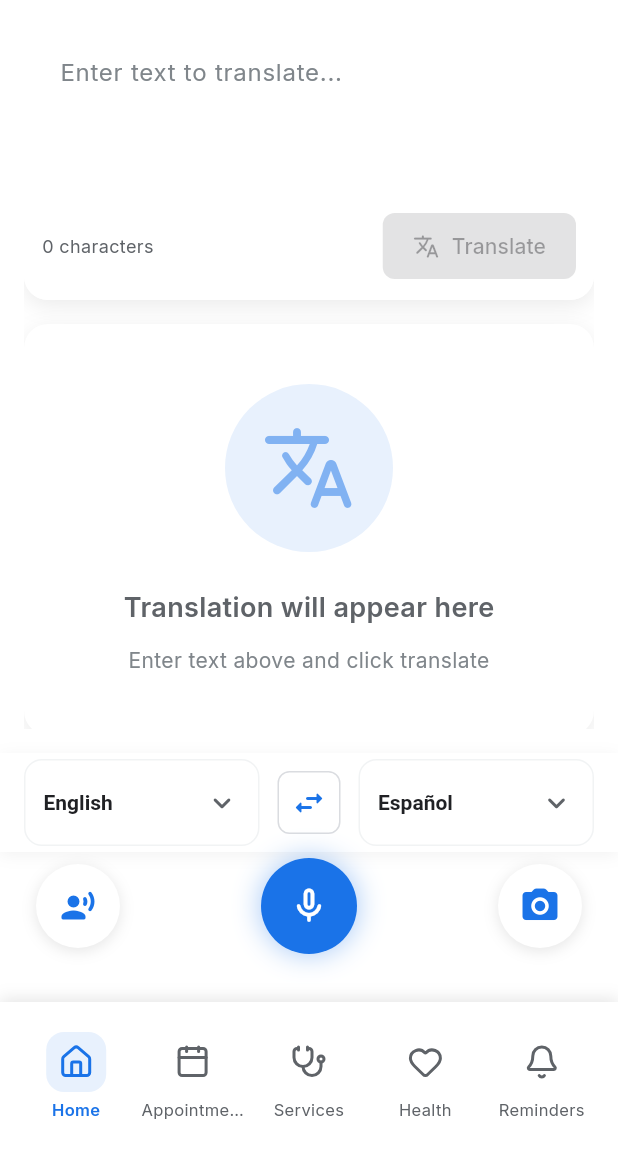
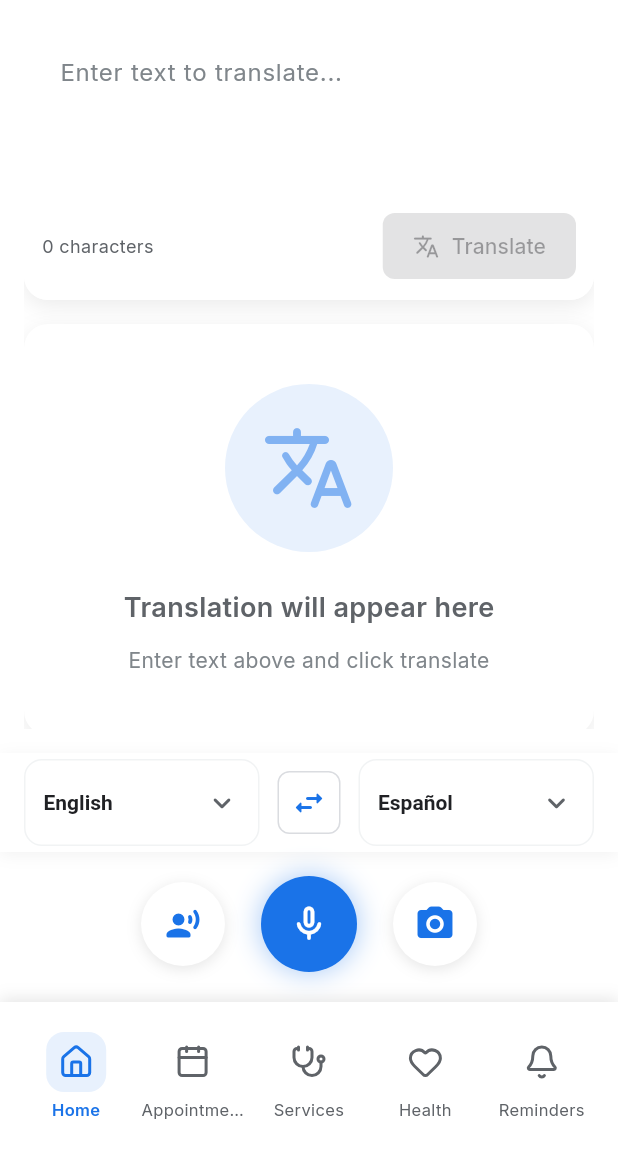
Before and after one commit to Kingmaker-RK/Medicus1, a Flutter app: the TranslationScreen screen opened by its route, on a phone screen of 412 x 824 dp, the part 84-1236 px from its top. Run offline on Flutter 3.47's test engine with Material 3 defaults, Android fonts, the phone set to English and light mode, and no system bars; our stand-ins replace dio, firebase_auth, firebase_core, flutter_tts, go_router, google_fonts and 6 more; missing offline and left inert: deepl_dart; accounts and stored records are empty.

Commit message:
Update translation screen layout: center FAB icons and reduce bottom spacing

```diff
--- a/lib/screens/translation_screen.dart
+++ b/lib/screens/translation_screen.dart
@@ -151,9 +151,9 @@ class _TranslationScreenState extends State<TranslationScreen>
       floatingActionButton: Container(
         width: MediaQuery.of(context).size.width,
         padding: const EdgeInsets.symmetric(horizontal: 24),
-        margin: const EdgeInsets.only(bottom: 16),
+        margin: const EdgeInsets.only(bottom: 4),
         child: Row(
-          mainAxisAlignment: MainAxisAlignment.spaceBetween,
+          mainAxisAlignment: MainAxisAlignment.center,
           crossAxisAlignment: CrossAxisAlignment.center,
           children: [
             // Conversation Mode (Left)
@@ -190,8 +190,12 @@ class _TranslationScreenState extends State<TranslationScreen>
               ),
             ),
 
+            const SizedBox(width: 24),
+
             // Microphone (Middle)
             _buildFloatingMicButton(translationProvider),
+
+            const SizedBox(width: 24),
 
             // Camera (Right)
             Container(
```
